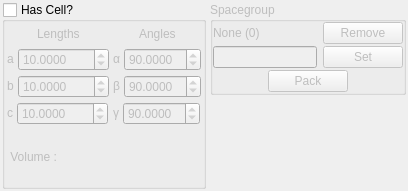
First picture: the form in src/gui/celldefine.ui, repository trisyoungs/aten, before the edit.
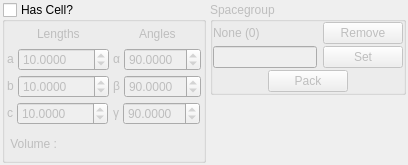
Second picture: the form after the edit. Icons and pictures are not drawn.

```diff
--- a/src/gui/celldefine.ui
+++ b/src/gui/celldefine.ui
@@ -6,7 +6,7 @@
     <x>0</x>
     <y>0</y>
     <width>408</width>
-    <height>191</height>
+    <height>165</height>
    </rect>
   </property>
   <property name="windowTitle" >
```
Left out of the diff: 12 changed lines with no effect on the pictures.
